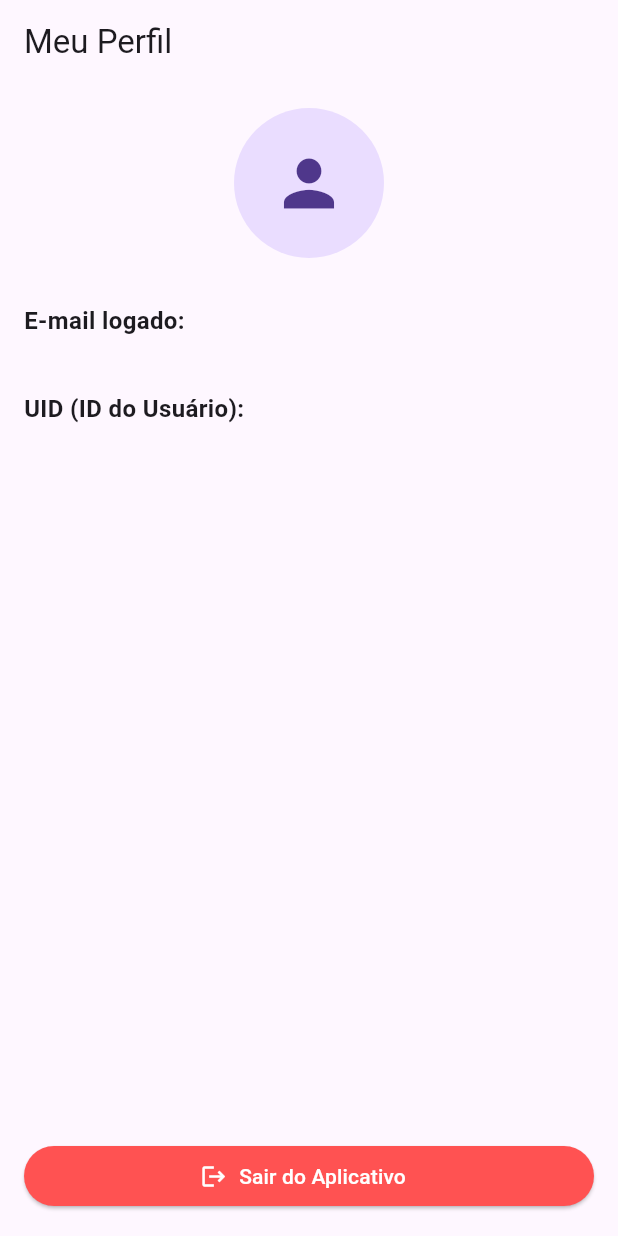
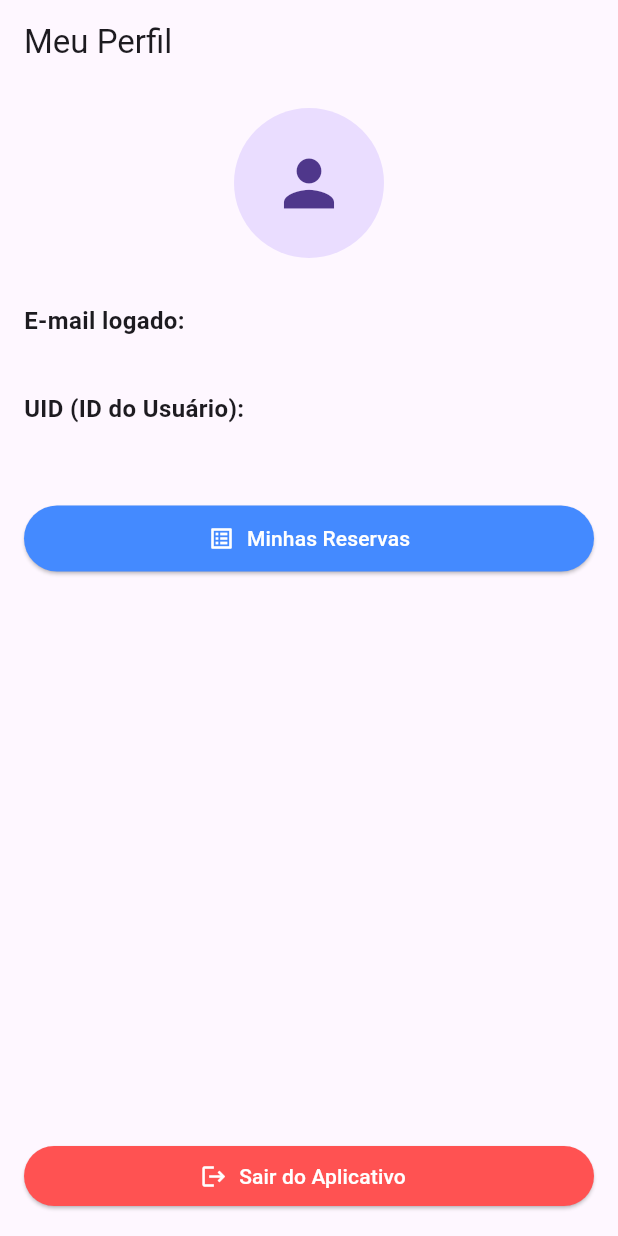
Before and after one commit to vicentegabriells/gestao_estacionamentos, a Flutter app: the ProfileTab screen opened directly, on a phone screen of 412 x 824 dp. Run offline on Flutter 3.47's test engine with Material 3 defaults, Android fonts, the phone set to English and light mode, and no system bars; our stand-ins replace cloud_firestore, firebase_auth, firebase_core, google_maps_flutter; accounts and stored records are empty.

Commit message:
Update home_screen.dart

```diff
--- a/lib/home_screen.dart
+++ b/lib/home_screen.dart
@@ -216,6 +216,27 @@ class ProfileTab extends StatelessWidget {
               user?.uid ?? '-',
               style: const TextStyle(fontSize: 14, color: Colors.grey),
             ),
+
+            const SizedBox(height: 30), // Espaço
+
+            // --- NOVO BOTÃO AQUI ---
+            SizedBox(
+              width: double.infinity,
+              child: ElevatedButton.icon(
+                onPressed: () {
+                  Navigator.of(context).push(
+                    MaterialPageRoute(builder: (context) => const MyReservationsScreen()),
+                  );
+                },
+                icon: const Icon(Icons.list_alt),
+                label: const Text('Minhas Reservas'),
+                style: ElevatedButton.styleFrom(
+                  backgroundColor: Colors.blueAccent,
+                  foregroundColor: Colors.white,
+                  padding: const EdgeInsets.symmetric(vertical: 12),
+                ),
+              ),
+            ),
             const Spacer(),
 
             // Botão de Sair (Logout)
```
